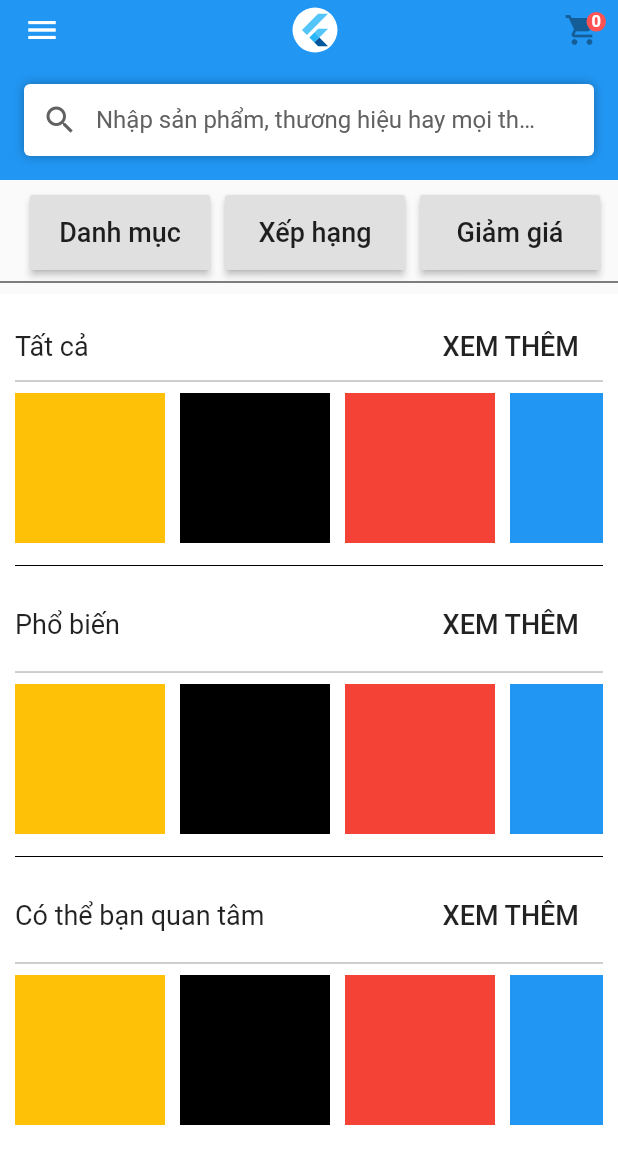
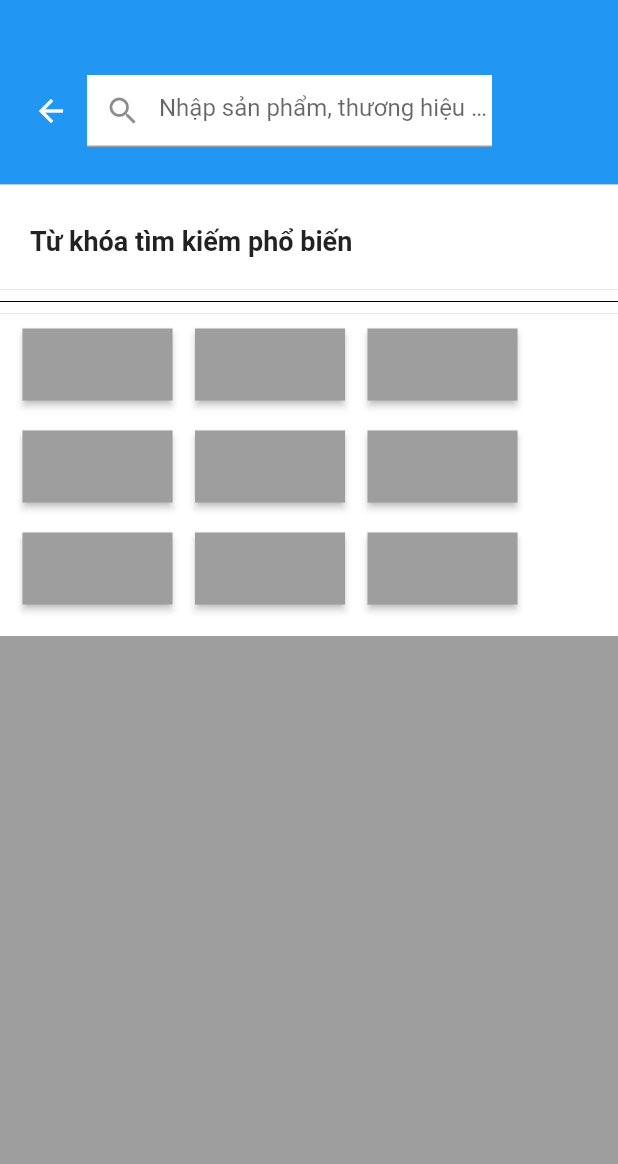
Before and after one commit to tienphu2904/market_online_app, a Flutter app: the HomeScreen screen opened by its route, after a tap on the "search" icon, on a phone screen of 412 x 824 dp. Shown: the top 1164 px of the screen. Run offline on Flutter 3.47's test engine with Material 2 defaults, Android fonts, the phone set to English and light mode, and no system bars; our stand-ins replace firebase_auth, firebase_database; accounts and stored records are empty.

```diff
--- a/lib/src/app.dart
+++ b/lib/src/app.dart
@@ -1,5 +1,8 @@
 import 'package:flutter/material.dart';
 import 'package:market_online_app/src/resources/screens/home_screen.dart';
+import 'package:market_online_app/src/resources/screens/login_register/login_with_phone_page.dart';
+import 'package:market_online_app/src/resources/screens/login_register/tab_login_register.dart';
+import 'package:market_online_app/src/resources/screens/search_page.dart';
 import 'package:market_online_app/src/services/auth_service.dart';
 
 
@@ -12,6 +15,9 @@ class MyApp extends StatelessWidget {
       home: AuthService().handleAuth(),
       routes: <String, WidgetBuilder> {
         '/home': (BuildContext context) => new HomeScreen(),
+        '/search': (BuildContext context) => new SearchPage(),
+        '/phoneLogin': (BuildContext context) => new LoginWithPhonePage(),
+        '/login': (BuildContext context) => new TabLoginRegister(),
       },
     );
   }
--- a/lib/src/blocs/auth_bloc.dart
+++ b/lib/src/blocs/auth_bloc.dart
@@ -66,4 +66,8 @@ class AuthBloc {
   void signUp(String mail, String pass, String phone, String name, Function onSuccess, Function(String) onRegisterError){
     _firAuth.signUp(mail, pass, name, phone, onSuccess, onRegisterError);
   }
+
+  void signInWithMail(String email, String password, Function onSuccess, Function(String) onSignInError) {
+    _firAuth.signInWithMail(email, password, onSuccess, onSignInError);
+  }
 }
--- a/lib/src/fire_base/fire_base_auth.dart
+++ b/lib/src/fire_base/fire_base_auth.dart
@@ -51,4 +51,12 @@ class FirAuth {
         break;
     }
   }
+
+  void signInWithMail(String email, String password, Function onSuccess, Function(String) onSignInError) {
+    _firebaseAuth.signInWithEmailAndPassword(email: email, password: password).then((result) {
+      onSuccess();
+    }).catchError((onError) {
+      onError("Đăng nhập thất bại, vui lòng đăng nhập lại");
+    });
+  }
 }
--- a/lib/src/resources/screens/home/home_appbar.dart
+++ b/lib/src/resources/screens/home/home_appbar.dart
@@ -1,9 +1,10 @@
 import 'package:flutter/material.dart';
 
 class SliverHomeAppBar extends StatelessWidget {
-  SliverHomeAppBar({this.onMenuIconPressed, this.onShoppingCartPressed});
+  SliverHomeAppBar({this.onMenuIconPressed, this.onShoppingCartPressed, this.onSearchPressed});
   final VoidCallback onMenuIconPressed;
   final VoidCallback onShoppingCartPressed;
+  final VoidCallback onSearchPressed;
 
   @override
   Widget build(BuildContext context) {
@@ -76,7 +77,7 @@ class SliverHomeAppBar extends StatelessWidget {
               children: <Widget>[
                 IconButton(
                   icon: Icon(Icons.search, color: Colors.grey[700]),
-                  onPressed: () {},
+                  onPressed: onSearchPressed,
                 ),
                 Expanded(
                   child: Text(
--- a/lib/src/resources/screens/home/home_drawer.dart
+++ b/lib/src/resources/screens/home/home_drawer.dart
@@ -88,19 +88,18 @@ class HomeDrawer extends StatelessWidget {
               style: TextStyle(fontSize: 16.0, fontWeight: FontWeight.bold),
             ),
           ),
-           ListTile(
+          ListTile(
             title: Text(
               "Đăng xuất",
               style: TextStyle(fontSize: 16.0, fontWeight: FontWeight.bold),
             ),
-            onTap: _signOut,
+            onTap: () {
+              AuthService().signOut();
+              Navigator.pushNamed(context, '/login');
+            },
           ),
         ],
       ),
     );
   }
-
-  _signOut() {
-    AuthService().signOut();
-  }
 }
--- a/lib/src/resources/screens/home_screen.dart
+++ b/lib/src/resources/screens/home_screen.dart
@@ -3,6 +3,7 @@ import 'package:market_online_app/src/resources/screens/home/box.dart';
 import 'package:market_online_app/src/resources/screens/home/home_appbar.dart';
 import 'package:market_online_app/src/resources/screens/home/home_drawer.dart';
 import 'package:market_online_app/src/resources/screens/home/menu.dart';
+import 'package:market_online_app/src/resources/screens/search_page.dart';
 
 class HomeScreen extends StatefulWidget {
   @override
@@ -22,6 +23,9 @@ class _HomeScreenState extends State<HomeScreen> {
           SliverHomeAppBar(
             onMenuIconPressed: () {
               _scaffoldKey.currentState.openDrawer();
+            },
+            onSearchPressed: () {
+              Navigator.pushNamed(context, '/search');
             },
           ),
           SliverToBoxAdapter(
@@ -218,4 +222,8 @@ class _HomeScreenState extends State<HomeScreen> {
       ),
     );
   }
+
+  gotoSearchPage(BuildContext context) {
+
+  }
 }
--- a/lib/src/resources/screens/login_register/login_with_email_page.dart
+++ b/lib/src/resources/screens/login_register/login_with_email_page.dart
@@ -1,4 +1,7 @@
 import 'package:flutter/material.dart';
+import 'package:market_online_app/src/app.dart';
+import 'package:market_online_app/src/blocs/auth_bloc.dart';
+import 'package:market_online_app/src/resources/dialog/msg_dialog.dart';
 
 class LoginWithEmailPage extends StatefulWidget {
   @override
@@ -6,6 +9,11 @@ class LoginWithEmailPage extends StatefulWidget {
 }
 
 class _LoginWithEmailPageState extends State<LoginWithEmailPage> {
+  TextEditingController _mailController = new TextEditingController();
+  TextEditingController _passController = new TextEditingController();
+
+  AuthBloc authBloc = new AuthBloc();
+
   @override
   Widget build(BuildContext context) {
     return Scaffold(
@@ -19,7 +27,11 @@ class _LoginWithEmailPageState extends State<LoginWithEmailPage> {
               children: <Widget>[
                 Padding(
                   padding: const EdgeInsets.fromLTRB(0, 20, 0, 0),
-                  child: TextFormField(
+                  child: StreamBuilder(
+                    stream: authBloc.mailStream,
+                    builder: (context, snapshot) {
+                      return TextFormField(
+                        controller: _mailController,
                         decoration: InputDecoration(
                           labelText: "Email",
                           prefixIcon: Container(
@@ -31,11 +43,17 @@ class _LoginWithEmailPageState extends State<LoginWithEmailPage> {
                             borderSide: BorderSide(width: 1, color: Colors.black),
                           ),
                         ),
+                      );
+                    }
                   ),
                 ),
                 Padding(
                   padding: const EdgeInsets.fromLTRB(0, 10, 0, 0),
-                  child: TextFormField(
+                  child: StreamBuilder(
+                    stream: authBloc.passStream,
+                    builder: (context, snapshot) {
+                      return TextFormField(
+                        controller: _passController,
                         obscureText: true,
                         decoration: InputDecoration(
                           labelText: "Mật khẩu",
@@ -48,6 +66,8 @@ class _LoginWithEmailPageState extends State<LoginWithEmailPage> {
                             borderRadius: BorderRadius.all(Radius.circular(6.0)),
                           ),
                         ),
+                      );
+                    }
                   ),
                 ),
                 Container(
@@ -72,7 +92,7 @@ class _LoginWithEmailPageState extends State<LoginWithEmailPage> {
                     width: double.infinity,
                     child: RaisedButton(
                       color: Colors.red[400],
-                      onPressed: () {},
+                      onPressed: _onLoginClick,
                       child: Text(
                         "ĐĂNG NHẬP",
                         style: TextStyle(
@@ -98,7 +118,9 @@ class _LoginWithEmailPageState extends State<LoginWithEmailPage> {
                           fontWeight: FontWeight.bold,
                         ),
                       ),
-                      onTap: _onLoginWithPhonePressed,
+                      onTap: () {
+                        Navigator.pushNamed(context, '/phoneLogin');
+                      },
                     ),
                   ),
                 )
@@ -109,7 +131,13 @@ class _LoginWithEmailPageState extends State<LoginWithEmailPage> {
       ),
     );
   }
-
-  _onLoginWithPhonePressed() {
+  _onLoginClick() {
+    String email = _mailController.text;
+    String pass = _passController.text;
+    authBloc.signInWithMail(email, pass, () {
+      Navigator.pushNamed(context, '/home');
+    },(msg) {
+      MsgDialog.showMsgDialog(context, "Đăng nhập", msg);
+    });
   }
 }
--- a/lib/src/resources/screens/login_register/login_with_phone_page.dart
+++ b/lib/src/resources/screens/login_register/login_with_phone_page.dart
@@ -16,6 +16,10 @@ class _LoginWithPhonePageState extends State<LoginWithPhonePage> {
   @override
   Widget build(BuildContext context) {
     return Scaffold(
+      appBar: AppBar(
+        leading: IconButton(icon: Icon(Icons.close), onPressed: goBack),
+        title: Text("ĐĂNG NHẬP"),
+      ),
       body: SingleChildScrollView(
         child: Container(
           padding: const EdgeInsets.all(20.0),
@@ -101,4 +105,8 @@ class _LoginWithPhonePageState extends State<LoginWithPhonePage> {
       codeAutoRetrievalTimeout: autoTimoeout,
     );
   }
+
+  goBack() {
+    Navigator.pop(context);
+  }
 }
--- a/lib/src/resources/screens/login_register/register_page.dart
+++ b/lib/src/resources/screens/login_register/register_page.dart
@@ -144,7 +144,6 @@ class _RegisterPageState extends State<RegisterPage> {
     String name = _nameController.text;
     if(authBloc.isValid(mail, pass, phone, name)) {
       authBloc.signUp(mail, pass, phone, name, () {
-        LoadingDialog.hideLoadingDialog(context);
         Navigator.push(context, MaterialPageRoute(builder: (BuildContext context) => HomeScreen()));
       }, (msg) {
         MsgDialog.showMsgDialog(context, "Đăng ký", msg);
--- a/lib/src/resources/screens/login_register/tab_login_register.dart
+++ b/lib/src/resources/screens/login_register/tab_login_register.dart
@@ -18,7 +18,9 @@ class _TabLoginRegisterState extends State<TabLoginRegister> {
         appBar: AppBar(
           leading: IconButton(
             icon: Icon(Icons.close),
-            onPressed: () {},
+            onPressed: () {
+              Navigator.pop(context);
+            },
           ),
           title: Text("Đăng nhập / Đăng ký"),
           bottom: TabBar(
@@ -56,9 +58,4 @@ class _TabLoginRegisterState extends State<TabLoginRegister> {
       ),
     );
   }
-
-  _onClosedPressed() {
-    // Navigator.of(context)
-    //     .push(MaterialPageRoute(builder: (context) => HomeScreen()));
-  }
 }
--- a/lib/src/resources/screens/search_page.dart
+++ b/lib/src/resources/screens/search_page.dart
@@ -0,0 +1,309 @@
+import 'package:flutter/material.dart';
+
+class SearchPage extends StatefulWidget {
+  @override
+  _SearchPageState createState() => _SearchPageState();
+}
+
+class _SearchPageState extends State<SearchPage> {
+  TextEditingController _searchController;
+
+  @override
+  Widget build(BuildContext context) {
+    return Scaffold(
+      body: Container(
+        height: double.infinity,
+        color: Colors.grey,
+        child: SingleChildScrollView(
+          child: Column(
+            children: <Widget>[
+              Container(
+                height: 50,
+                color: Colors.blue,
+              ),
+              Container(
+                color: Colors.blue,
+                child: Row(
+                  children: <Widget>[
+                    Padding(
+                      padding: const EdgeInsets.fromLTRB(10, 0, 0, 0),
+                      child: IconButton(
+                        icon: Icon(
+                          Icons.arrow_back,
+                          color: Colors.white,
+                        ),
+                        onPressed: () {
+                          Navigator.pop(context);
+                        },
+                      ),
+                    ),
+                    Container(
+                      height: 48.0,
+                      width: 270,
+                      color: Colors.white,
+                      child: TextField(
+                        controller: _searchController,
+                        decoration: InputDecoration(
+                            hintText:
+                                "Nhập sản phẩm, thương hiệu hay mọi thứ bạn cần",
+                            prefixIcon: Container(
+                              height: 48.0,
+                              child: Icon(Icons.search),
+                            )),
+                        onEditingComplete: () {},
+                      ),
+                    ),
+                  ],
+                ),
+              ),
+              Container(
+                height: 25,
+                color: Colors.blue,
+              ),
+              Container(
+                color: Colors.white,
+                height: 70,
+                width: double.infinity,
+                alignment: AlignmentDirectional.centerStart,
+                child: Padding(
+                  padding: const EdgeInsets.fromLTRB(20, 5, 0, 0),
+                  child: Text(
+                    "Từ khóa tìm kiếm phổ biến",
+                    style: TextStyle(
+                      fontSize: 18,
+                      fontWeight: FontWeight.bold,
+                    ),
+                  ),
+                ),
+              ),
+              Container(
+                color: Colors.white,
+                child: Divider(
+                  color: Colors.black,
+                ),
+              ),
+              Container(
+                height: 215,
+                color: Colors.white,
+                child: Column(
+                  children: <Widget>[
+                    Row(
+                      children: <Widget>[
+                        Padding(
+                          padding: const EdgeInsets.fromLTRB(15, 10, 0, 10),
+                          child: SizedBox(
+                            height: 48,
+                            width: 100,
+                            child: RaisedButton(
+                              color: Colors.grey,
+                              onPressed: () {},
+                              child: Text(
+                                "",
+                                style: TextStyle(
+                                    fontSize: 18,
+                                    fontWeight: FontWeight.bold,
+                                    color: Colors.white),
+                              ),
+                              shape: RoundedRectangleBorder(
+                                borderRadius:
+                                    BorderRadius.all(Radius.circular(0)),
+                              ),
+                            ),
+                          ),
+                        ),
+                        Padding(
+                          padding: const EdgeInsets.fromLTRB(15, 10, 0, 10),
+                          child: SizedBox(
+                            height: 48,
+                            width: 100,
+                            child: RaisedButton(
+                              color: Colors.grey,
+                              onPressed: () {},
+                              child: Text(
+                                "",
+                                style: TextStyle(
+                                    fontSize: 18,
+                                    fontWeight: FontWeight.bold,
+                                    color: Colors.white),
+                              ),
+                              shape: RoundedRectangleBorder(
+                                borderRadius:
+                                    BorderRadius.all(Radius.circular(0)),
+                              ),
+                            ),
+                          ),
+                        ),
+                        Padding(
+                          padding: const EdgeInsets.fromLTRB(15, 10, 0, 10),
+                          child: SizedBox(
+                            height: 48,
+                            width: 100,
+                            child: RaisedButton(
+                              color: Colors.grey,
+                              onPressed: () {},
+                              child: Text(
+                                "",
+                                style: TextStyle(
+                                    fontSize: 18,
+                                    fontWeight: FontWeight.bold,
+                                    color: Colors.white),
+                              ),
+                              shape: RoundedRectangleBorder(
+                                borderRadius:
+                                    BorderRadius.all(Radius.circular(0)),
+                              ),
+                            ),
+                          ),
+                        ),
+                      ],
+                    ),
+                    Row(
+                      children: <Widget>[
+                        Padding(
+                          padding: const EdgeInsets.fromLTRB(15, 10, 0, 10),
+                          child: SizedBox(
+                            height: 48,
+                            width: 100,
+                            child: RaisedButton(
+                              color: Colors.grey,
+                              onPressed: () {},
+                              child: Text(
+                                "",
+                                style: TextStyle(
+                                    fontSize: 18,
+                                    fontWeight: FontWeight.bold,
+                                    color: Colors.white),
+                              ),
+                              shape: RoundedRectangleBorder(
+                                borderRadius:
+                                    BorderRadius.all(Radius.circular(0)),
+                              ),
+                            ),
+                          ),
+                        ),
+                        Padding(
+                          padding: const EdgeInsets.fromLTRB(15, 10, 0, 10),
+                          child: SizedBox(
+                            height: 48,
+                            width: 100,
+                            child: RaisedButton(
+                              color: Colors.grey,
+                              onPressed: () {},
+                              child: Text(
+                                "",
+                                style: TextStyle(
+                                    fontSize: 18,
+                                    fontWeight: FontWeight.bold,
+                                    color: Colors.white),
+                              ),
+                              shape: RoundedRectangleBorder(
+                                borderRadius:
+                                    BorderRadius.all(Radius.circular(0)),
+                              ),
+                            ),
+                          ),
+                        ),
+                        Padding(
+                          padding: const EdgeInsets.fromLTRB(15, 10, 0, 10),
+                          child: SizedBox(
+                            height: 48,
+                            width: 100,
+                            child: RaisedButton(
+                              color: Colors.grey,
+                              onPressed: () {},
+                              child: Text(
+                                "",
+                                style: TextStyle(
+                                    fontSize: 18,
+                                    fontWeight: FontWeight.bold,
+                                    color: Colors.white),
+                              ),
+                              shape: RoundedRectangleBorder(
+                                borderRadius:
+                                    BorderRadius.all(Radius.circular(0)),
+                              ),
+                            ),
+                          ),
+                        ),
+                      ],
+                    ),
+                    Row(
+                      children: <Widget>[
+                        Padding(
+                          padding: const EdgeInsets.fromLTRB(15, 10, 0, 10),
+                          child: SizedBox(
+                            height: 48,
+                            width: 100,
+                            child: RaisedButton(
+                              color: Colors.grey,
+                              onPressed: () {},
+                              child: Text(
+                                "",
+                                style: TextStyle(
+                                    fontSize: 18,
+                                    fontWeight: FontWeight.bold,
+                                    color: Colors.white),
+                              ),
+                              shape: RoundedRectangleBorder(
+                                borderRadius:
+                                    BorderRadius.all(Radius.circular(0)),
+                              ),
+                            ),
+                          ),
+                        ),
+                        Padding(
+                          padding: const EdgeInsets.fromLTRB(15, 10, 0, 10),
+                          child: SizedBox(
+                            height: 48,
+                            width: 100,
+                            child: RaisedButton(
+                              color: Colors.grey,
+                              onPressed: () {},
+                              child: Text(
+                                "",
+                                style: TextStyle(
+                                    fontSize: 18,
+                                    fontWeight: FontWeight.bold,
+                                    color: Colors.white),
+                              ),
+                              shape: RoundedRectangleBorder(
+                                borderRadius:
+                                    BorderRadius.all(Radius.circular(0)),
+                              ),
+                            ),
+                          ),
+                        ),
+                        Padding(
+                          padding: const EdgeInsets.fromLTRB(15, 10, 0, 10),
+                          child: SizedBox(
+                            height: 48,
+                            width: 100,
+                            child: RaisedButton(
+                              color: Colors.grey,
+                              onPressed: () {},
+                              child: Text(
+                                "",
+                                style: TextStyle(
+                                    fontSize: 18,
+                                    fontWeight: FontWeight.bold,
+                                    color: Colors.white),
+                              ),
+                              shape: RoundedRectangleBorder(
+                                borderRadius:
+                                    BorderRadius.all(Radius.circular(0)),
+                              ),
+                            ),
+                          ),
+                        ),
+                      ],
+                    ),
+                  ],
+                ),
+              ),
+            ],
+          ),
+        ),
+      ),
+    );
+  }
+}
```
Lines whose indentation alone changed are shown as unchanged.
